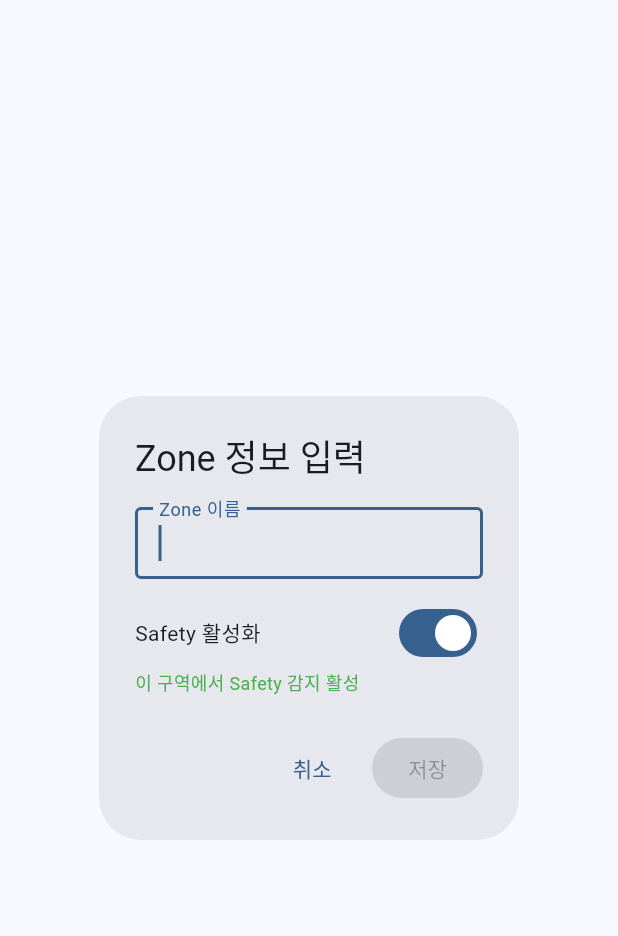
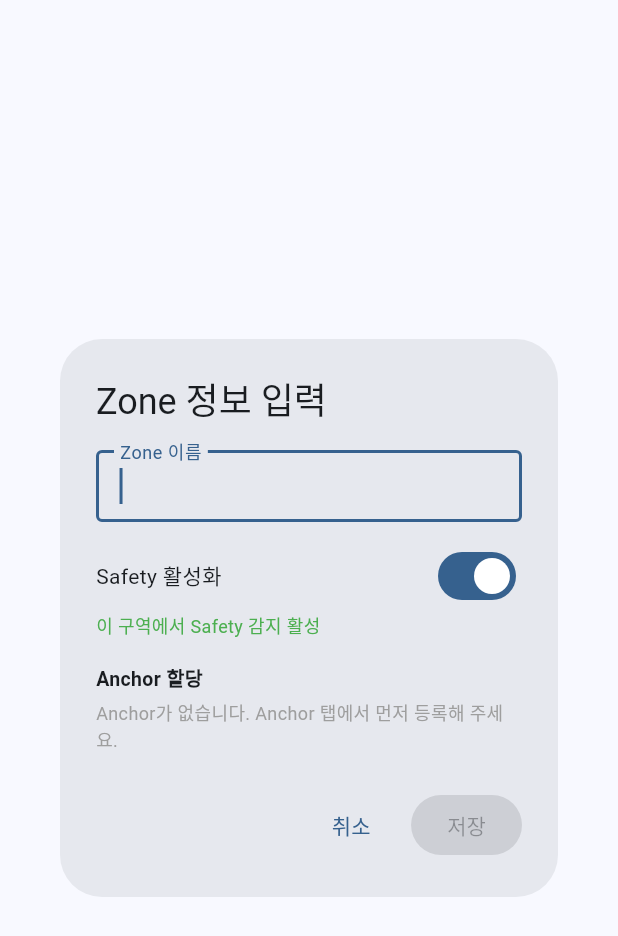
Before and after one commit to hardy-sudo/uwb_robot_viewer, a Flutter app: the _ZoneNameDialog widget shown alone on an empty page, opened directly with empty values, on a phone screen of 412 x 824 dp. Shown: the top 936 px of the screen. Run offline on Flutter 3.47's test engine with Material 3 defaults, Android fonts, the phone set to English and light mode, and no system bars; missing offline and left inert: flutter_libserialport.

Commit message:
feat: Zone-Anchor 연동 및 anchorId 기반 Safety Zone 체크 구현
- SafetyZone에 anchorIds(List<String>) 필드 추가 — Anchor↔Zone 매핑
- MapZoneService.getZoneByAnchorId() 메서드 추가
- UwbDistanceEvent에 anchorId(String?) 옵셔널 필드 추가 (하위 호환)
- UwbSafetyService TODO 스텁 완성: anchorId 있으면 Zone Safety 적용
  (Zone disabled → 이벤트 무시, customThreshold → 개별 임계값 적용)
- MockUwbService: 이벤트에 anchorId 포함 (ANCHOR_1/2)
- MapZoneTab: Zone 편집 다이얼로그에 Anchor 체크박스 UI 추가 + 편집 버튼

Co-Authored-By: Claude Sonnet 4.6 <noreply@anthropic.com>

```diff
--- a/lib/screens/setup/map_zone_tab.dart
+++ b/lib/screens/setup/map_zone_tab.dart
@@ -2,6 +2,7 @@ import 'package:flutter/material.dart';
 import '../../models/map_config.dart';
 import '../../models/safety_zone.dart';
 import '../../services/map_zone_service.dart';
+import '../../services/setup_service.dart';
 import '../../widgets/zone_painter.dart';
 
 class MapZoneTab extends StatefulWidget {
@@ -75,11 +76,12 @@ class _MapZoneTabState extends State<MapZoneTab>
     showDialog(
       context: context,
       builder: (ctx) => _ZoneNameDialog(
-        onSave: (name, safetyOn) {
+        onSave: (name, safetyOn, anchorIds) {
           final zone = SafetyZone(
             id: DateTime.now().millisecondsSinceEpoch.toString(),
             name: name,
             polygon: polygon,
+            anchorIds: anchorIds,
             safetyEnabled: safetyOn,
             zoneColor: safetyOn ? Colors.green : Colors.red,
           );
@@ -87,6 +89,27 @@ class _MapZoneTabState extends State<MapZoneTab>
             _svc.addZone(zone);
             _drawingMode = false;
             _draftPolygon = [];
+          });
+        },
+      ),
+    );
+  }
+
+  void _showZoneEditDialog(SafetyZone zone) {
+    showDialog(
+      context: context,
+      builder: (ctx) => _ZoneNameDialog(
+        initialName: zone.name,
+        initialSafetyOn: zone.safetyEnabled,
+        initialAnchorIds: List.from(zone.anchorIds),
+        onSave: (name, safetyOn, anchorIds) {
+          setState(() {
+            zone.name = name;
+            zone.safetyEnabled = safetyOn;
+            zone.anchorIds
+              ..clear()
+              ..addAll(anchorIds);
+            zone.zoneColor = safetyOn ? Colors.green : Colors.red;
           });
         },
       ),
@@ -286,7 +309,8 @@ class _MapZoneTabState extends State<MapZoneTab>
             ),
             title: Text(zone.name, style: const TextStyle(fontSize: 13)),
             subtitle: Text(
-              '${zone.polygon.length}개 꼭짓점',
+              '꼭짓점 ${zone.polygon.length}개'
+              '${zone.anchorIds.isNotEmpty ? ' · Anchor ${zone.anchorIds.length}개' : ''}',
               style: const TextStyle(fontSize: 11),
             ),
             trailing: Row(
@@ -301,6 +325,11 @@ class _MapZoneTabState extends State<MapZoneTab>
                     });
                   },
                 ),
+                GestureDetector(
+                  onTap: () => _showZoneEditDialog(zone),
+                  child: const Icon(Icons.edit, size: 16, color: Colors.grey),
+                ),
+                const SizedBox(width: 4),
                 GestureDetector(
                   onTap: () => setState(() => _svc.removeZone(zone.id)),
                   child: const Icon(Icons.close, size: 16, color: Colors.grey),
@@ -317,17 +346,34 @@ class _MapZoneTabState extends State<MapZoneTab>
 // ── Zone 이름 입력 다이얼로그 (StatefulWidget으로 분리해 controller 생명주기 관리) ──
 
 class _ZoneNameDialog extends StatefulWidget {
-  final void Function(String name, bool safetyOn) onSave;
+  final void Function(String name, bool safetyOn, List<String> anchorIds) onSave;
+  final String initialName;
+  final bool initialSafetyOn;
+  final List<String> initialAnchorIds;
 
-  const _ZoneNameDialog({required this.onSave});
+  const _ZoneNameDialog({
+    required this.onSave,
+    this.initialName = '',
+    this.initialSafetyOn = true,
+    this.initialAnchorIds = const [],
+  });
 
   @override
   State<_ZoneNameDialog> createState() => _ZoneNameDialogState();
 }
 
 class _ZoneNameDialogState extends State<_ZoneNameDialog> {
-  final _nameCtrl = TextEditingController();
-  bool _safetyOn = true;
+  late final TextEditingController _nameCtrl;
+  late bool _safetyOn;
+  late final Set<String> _selectedAnchorIds;
+
+  @override
+  void initState() {
+    super.initState();
+    _nameCtrl = TextEditingController(text: widget.initialName);
+    _safetyOn = widget.initialSafetyOn;
+    _selectedAnchorIds = Set.from(widget.initialAnchorIds);
+  }
 
   @override
   void dispose() {
@@ -337,10 +383,12 @@ class _ZoneNameDialogState extends State<_ZoneNameDialog> {
 
   @override
   Widget build(BuildContext context) {
+    final availableAnchors = SetupService.instance.config.anchors;
+
     return AlertDialog(
       title: const Text('Zone 정보 입력'),
       content: ConstrainedBox(
-        constraints: const BoxConstraints(maxHeight: 400),
+        constraints: const BoxConstraints(maxHeight: 480),
         child: SingleChildScrollView(
           child: Column(
             mainAxisSize: MainAxisSize.min,
@@ -373,6 +421,29 @@ class _ZoneNameDialogState extends State<_ZoneNameDialog> {
                     fontSize: 12,
                     color: _safetyOn ? Colors.green : Colors.grey),
               ),
+              const SizedBox(height: 16),
+              const Text('Anchor 할당',
+                  style: TextStyle(fontWeight: FontWeight.bold, fontSize: 13)),
+              const SizedBox(height: 4),
+              if (availableAnchors.isEmpty)
+                const Text(
+                  'Anchor가 없습니다. Anchor 탭에서 먼저 등록해 주세요.',
+                  style: TextStyle(fontSize: 12, color: Colors.grey),
+                )
+              else
+                ...availableAnchors.map((a) => CheckboxListTile(
+                      dense: true,
+                      contentPadding: EdgeInsets.zero,
+                      title: Text(a.id, style: const TextStyle(fontSize: 13)),
+                      value: _selectedAnchorIds.contains(a.id),
+                      onChanged: (checked) => setState(() {
+                        if (checked == true) {
+                          _selectedAnchorIds.add(a.id);
+                        } else {
+                          _selectedAnchorIds.remove(a.id);
+                        }
+                      }),
+                    )),
             ],
           ),
         ),
@@ -386,7 +457,11 @@ class _ZoneNameDialogState extends State<_ZoneNameDialog> {
           onPressed: _nameCtrl.text.trim().isEmpty
               ? null
               : () {
-                  widget.onSave(_nameCtrl.text.trim(), _safetyOn);
+                  widget.onSave(
+                    _nameCtrl.text.trim(),
+                    _safetyOn,
+                    _selectedAnchorIds.toList(),
+                  );
                   Navigator.pop(context);
                 },
           child: const Text('저장'),
--- a/lib/services/mock_uwb_service.dart
+++ b/lib/services/mock_uwb_service.dart
@@ -44,6 +44,7 @@ class MockUwbService {
       robotTagId: 'TAG_R1',
       distanceM: d1,
       timestamp: DateTime.now(),
+      anchorId: 'ANCHOR_1',
     ));
 
     // ── R2 ↔ W2: 항상 안전 거리 ──────────────────────────────────────────
@@ -52,6 +53,7 @@ class MockUwbService {
       robotTagId: 'TAG_R2',
       distanceM: 5.5,
       timestamp: DateTime.now(),
+      anchorId: 'ANCHOR_2',
     ));
   }
 
```
Also changed, not shown: lib/models/safety_zone.dart (+7 -1 lines), lib/models/uwb_distance_event.dart (+7 -1 lines), lib/services/map_zone_service.dart (+8 -0 lines), lib/services/uwb_safety_service.dart (+12 -5 lines).
